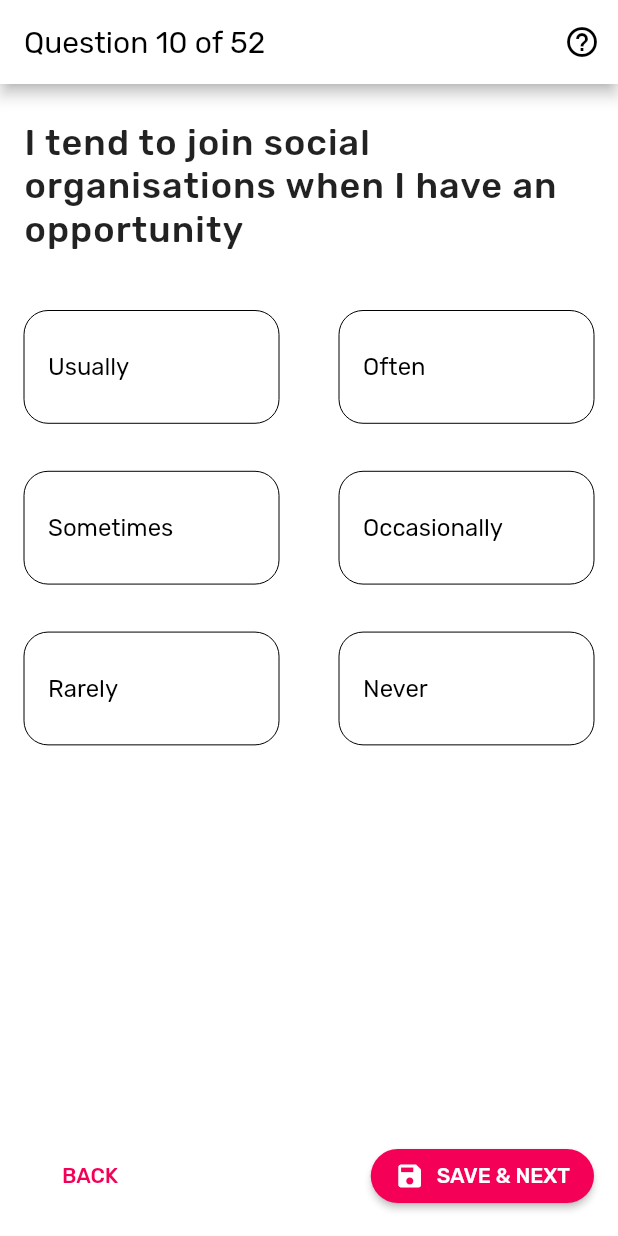
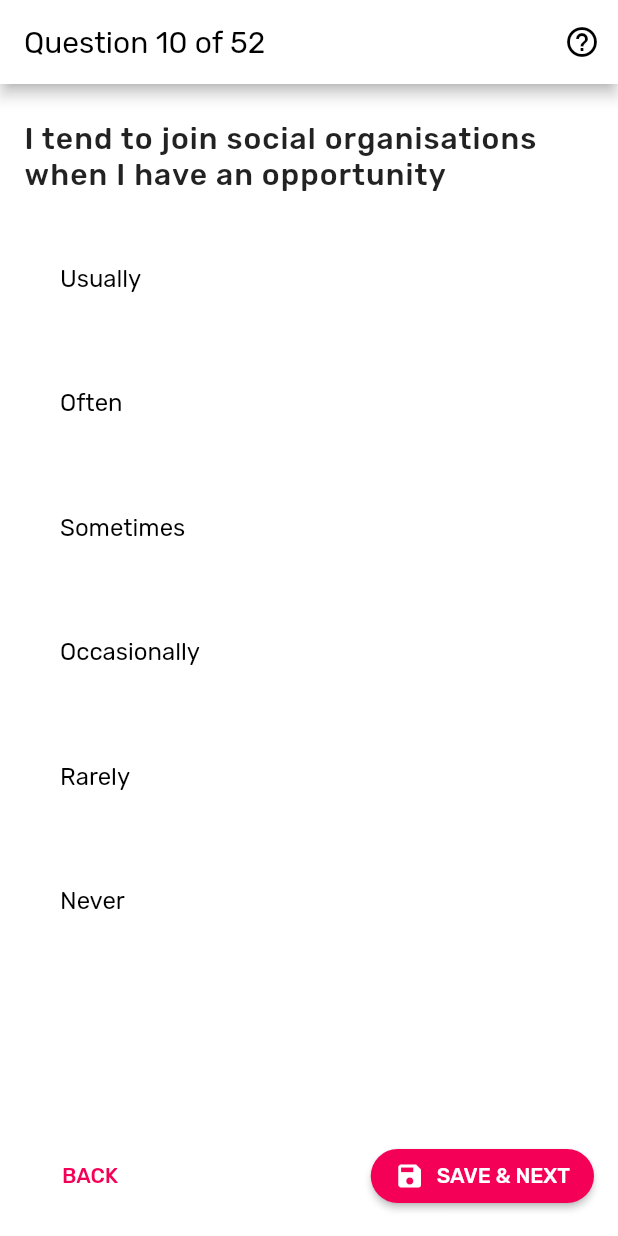
Before and after one commit to deepu513/greycells, a Flutter app: the screen it shows after launch, on a phone screen of 412 x 824 dp. Run offline on Flutter 3.47's test engine with Material 2 defaults, Android fonts, the phone set to English and light mode, and no system bars; our stand-ins replace bloc, equatable, file_picker, flutter_bloc, flutter_svg, shared_preferences; missing offline and left inert: filesize; generated files the repository leaves out were written again.

Commit message:
Revert "Changed list of options to grid"
This reverts commit 8cec9449

```diff
--- a/lib/view/pages/question_option_page.dart
+++ b/lib/view/pages/question_option_page.dart
@@ -37,9 +37,6 @@ class QuestionOptionPageContent extends StatelessWidget {
           padding: const EdgeInsets.fromLTRB(16.0, 24.0, 16.0, 16.0),
           child: QuestionSection(),
         ),
-        SizedBox(
-          height: 16.0,
-        ),
         Expanded(child: OptionSection()),
         Padding(
           padding: const EdgeInsets.all(16.0),
@@ -56,7 +53,6 @@ class QuestionSection extends StatelessWidget {
     return Text(
       "I tend to join social organisations when I have an opportunity",
       style: Theme.of(context).textTheme.headline6.copyWith(
-            fontSize: 24.0,
             height: 1.2,
             letterSpacing: 0.7,
           ),
@@ -82,23 +78,10 @@ class _OptionSectionState extends State<OptionSection> {
 
   @override
   Widget build(BuildContext context) {
-    var size = MediaQuery.of(context).size;
-
-    /*24 is for notification bar on Android*/
-    final double itemHeight = (size.height - kToolbarHeight - 24) / 8;
-    final double itemWidth = size.width / 2;
-
-    return GridView.builder(
-      shrinkWrap: true,
-      gridDelegate: SliverGridDelegateWithFixedCrossAxisCount(
-        crossAxisCount: 2,
-        mainAxisSpacing: 16.0,
-        crossAxisSpacing: 8.0,
-        childAspectRatio: (itemWidth / itemHeight),
-      ),
+    return ListView.builder(
       itemBuilder: (context, index) {
         return Padding(
-          padding: EdgeInsets.symmetric(vertical: 8.0, horizontal: 16.0),
+          padding: EdgeInsets.symmetric(vertical: 16.0, horizontal: 24.0),
           child: GestureDetector(
             onTap: () {
               setState(() {
@@ -106,24 +89,21 @@ class _OptionSectionState extends State<OptionSection> {
               });
             },
             child: AnimatedContainer(
-              alignment: Alignment.centerLeft,
               duration: Duration(milliseconds: 300),
               padding: EdgeInsets.all(16.0),
               decoration: BoxDecoration(
-                  color: index == selectedIndex
-                      ? Colors.blueAccent.shade100
-                      : Colors.white,
+                color: index == selectedIndex ? Colors.blueAccent.shade100 : Colors.white,
                   border: Border.all(
                       width: selectedIndex >= 0 ? 0.0 : 0.0,
                       color: index == selectedIndex
                           ? Colors.blueAccent.shade100
-                          : Colors.black),
+                          : Colors.transparent),
                   borderRadius: BorderRadius.circular(16.0)),
               child: Text(
                 options[index],
                 style: Theme.of(context).textTheme.subtitle1.copyWith(
-                    color:
-                        index == selectedIndex ? Colors.white : Colors.black),
+                  color: index == selectedIndex? Colors.white : Colors.black
+                ),
               ),
             ),
           ),
```
